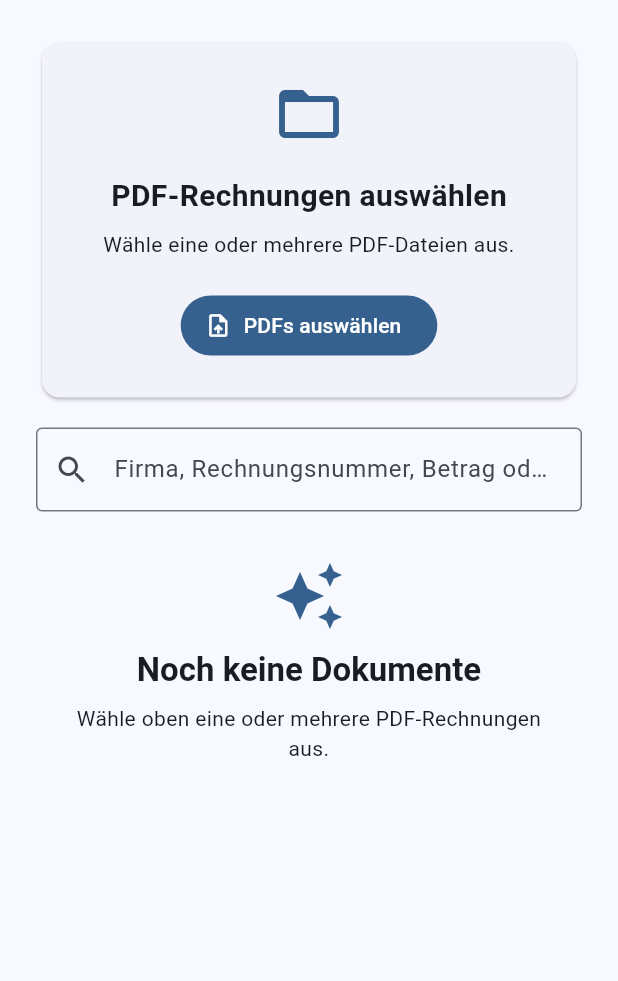
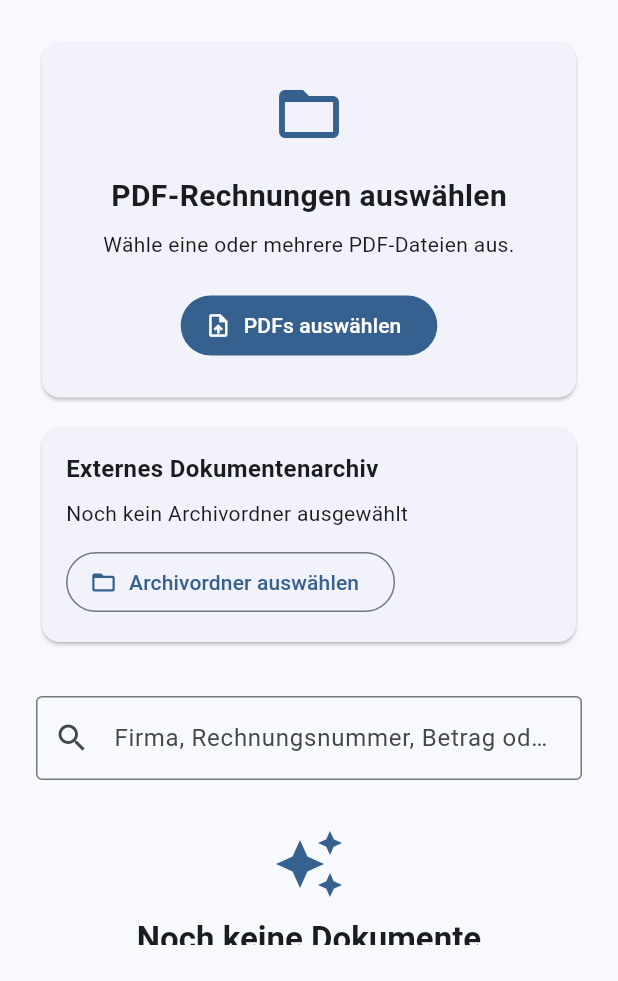
Before and after one commit to Panda1221git/smart_folder, a Flutter app: the screen it shows after launch, on a phone screen of 412 x 824 dp, the part 255-1236 px from its top. Run offline on Flutter 3.47's test engine with Material 3 defaults, Android fonts, the light colour scheme and no system bars; our stand-ins replace file_picker, open_file, shared_preferences, sqflite_common_ffi; missing offline and left inert: syncfusion_flutter_pdf; accounts and stored records are empty.

Commit message:
Add external archive folder settings

```diff
--- a/lib/pages/home_page.dart
+++ b/lib/pages/home_page.dart
@@ -11,6 +11,7 @@ import '../services/pdf_service.dart';
 import '../widgets/document_card.dart';
 import '../widgets/upload_area.dart';
 import '../services/document_database_service.dart';
+import '../services/external_storage_service.dart';
 
 class HomePage extends StatefulWidget {
   const HomePage({super.key});
@@ -34,10 +35,63 @@ final TextEditingController _searchController =
 
 String _searchQuery = '';
 
+String? _archivePath;
+bool _isSelectingArchive = false;
+
 @override
 void initState() {
   super.initState();
   _loadSavedDocuments();
+  _loadArchivePath();
+}
+
+Future<void> _loadArchivePath() async {
+  final path = await ExternalStorageService.getArchivePath();
+
+  if (!mounted) return;
+
+  setState(() {
+    _archivePath = path;
+  });
+}
+
+Future<void> _selectArchiveFolder() async {
+  setState(() {
+    _isSelectingArchive = true;
+  });
+
+  try {
+    final path =
+        await ExternalStorageService.selectArchiveFolder();
+
+    if (!mounted) return;
+
+    if (path != null) {
+      setState(() {
+        _archivePath = path;
+      });
+
+      ScaffoldMessenger.of(context).showSnackBar(
+        const SnackBar(
+          content: Text('Archivordner erfolgreich gespeichert.'),
+        ),
+      );
+    }
+  } catch (e) {
+    if (!mounted) return;
+
+    ScaffoldMessenger.of(context).showSnackBar(
+      SnackBar(
+        content: Text('Fehler bei der Ordnerauswahl: $e'),
+      ),
+    );
+  } finally {
+    if (mounted) {
+      setState(() {
+        _isSelectingArchive = false;
+      });
+    }
+  }
 }
 
 Future<void> _loadSavedDocuments() async {
@@ -576,6 +630,54 @@ Widget build(BuildContext context) {
                 onPickFiles: _pickFiles,
                 isLoading: _isLoading,
               ),
+
+const SizedBox(height: 12),
+
+Card(
+  child: Padding(
+    padding: const EdgeInsets.all(16),
+    child: Column(
+      crossAxisAlignment: CrossAxisAlignment.start,
+      children: [
+        const Text(
+          'Externes Dokumentenarchiv',
+          style: TextStyle(
+            fontSize: 16,
+            fontWeight: FontWeight.bold,
+          ),
+        ),
+        const SizedBox(height: 8),
+        Text(
+          _archivePath ?? 'Noch kein Archivordner ausgewählt',
+          style: Theme.of(context).textTheme.bodyMedium,
+        ),
+        const SizedBox(height: 12),
+        OutlinedButton.icon(
+          onPressed: _isSelectingArchive
+              ? null
+              : _selectArchiveFolder,
+          icon: _isSelectingArchive
+              ? const SizedBox(
+                  width: 18,
+                  height: 18,
+                  child: CircularProgressIndicator(
+                    strokeWidth: 2,
+                  ),
+                )
+              : const Icon(Icons.folder_open),
+          label: Text(
+            _isSelectingArchive
+                ? 'Ordner wird geöffnet ...'
+                : 'Archivordner auswählen',
+          ),
+        ),
+      ],
+    ),
+  ),
+),
+
+const SizedBox(height: 16),
+
               const SizedBox(height: 16),
 
               // Suchfeld
--- a/pubspec.yaml
+++ b/pubspec.yaml
@@ -34,12 +34,13 @@ dependencies:
   # The following adds the Cupertino Icons font to your application.
   # Use with the CupertinoIcons class for iOS style icons.
   cupertino_icons: ^1.0.8
-  file_picker: ^12.2.0
+  file_picker: ^13.2.0
   syncfusion_flutter_pdf: ^34.2.6
   sqflite_common_ffi: ^2.4.5
   path_provider: ^2.1.6
   path: ^1.9.1
   open_file: ^4.0.0
+  shared_preferences: ^2.5.6
 
 dev_dependencies:
   flutter_test:
```
Also changed, not shown: lib/services/external_storage_service.dart (added, +120 -0 lines), pubspec.lock, 1 other file.
